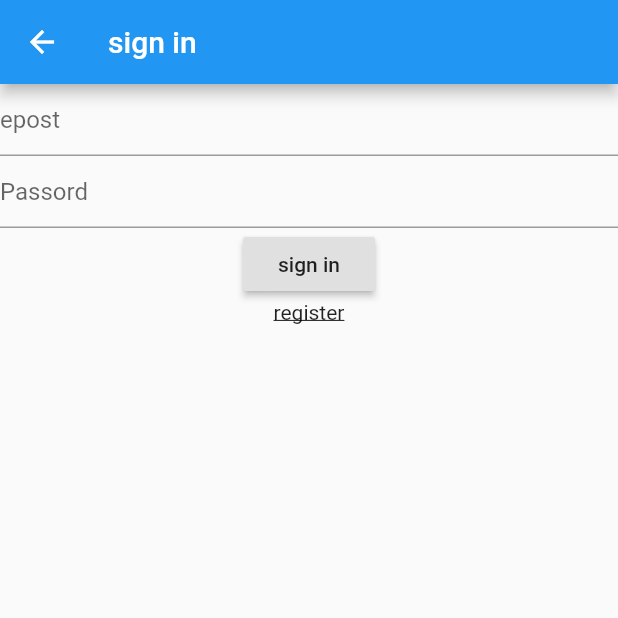
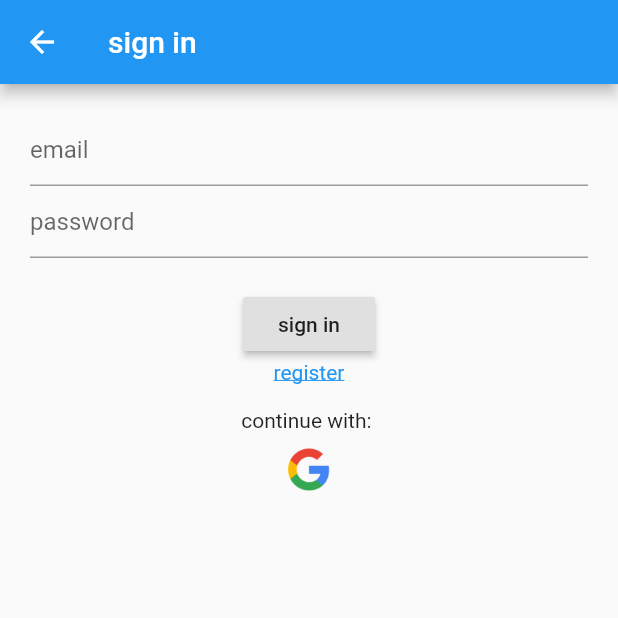
Before and after one commit to GeekFreakInk/Project-Alpha, a Flutter app: the SignIn screen opened directly, on a phone screen of 412 x 824 dp, the top half of it. Run offline on Flutter 3.47's test engine with Material 2 defaults, Android fonts, the phone set to English and light mode, and no system bars; our stand-ins replace firebase_auth, google_sign_in; accounts and stored records are empty.

Commit message:
Added GoogleSignIn method

```diff
--- a/studybuddy_mobile/lib/main.dart
+++ b/studybuddy_mobile/lib/main.dart
@@ -12,7 +12,7 @@ class App extends StatelessWidget {
   @override
   Widget build(BuildContext context) {
     return StreamProvider<User>.value (
-      value: AuthService().user,
+      value: AuthService().user, // access user-stream on instance
           child: MaterialApp(
         home: HomePage(),
         routes: {
--- a/studybuddy_mobile/lib/screens/authenticate/authenticate.dart
+++ b/studybuddy_mobile/lib/screens/authenticate/authenticate.dart
@@ -23,5 +23,6 @@ class _AuthenticateState extends State<Authenticate> {
         return Register(toggleView: toggleView);
       }
 
+
   }
 }
--- a/studybuddy_mobile/lib/screens/authenticate/register.dart
+++ b/studybuddy_mobile/lib/screens/authenticate/register.dart
@@ -26,14 +26,16 @@ class _RegisterState extends State<Register> {
       appBar: AppBar(
         title: Text('sign up'),
       ),
-      body: Container(
+      body: Padding(
+        padding: EdgeInsets.all(20),
+              child: Container(
           child: Form(
             key: _formKey,
             child: Column(
               children: <Widget>[
                 TextFormField(
                   decoration: InputDecoration(
-                  hintText: 'epost',
+                    hintText: 'email',
                   ),
                   validator: (value) => value.isEmpty ? 'ugyldig epost' : null,
                   onChanged: (value) {
@@ -42,7 +44,7 @@ class _RegisterState extends State<Register> {
                 ),
                 TextFormField(
                   decoration: InputDecoration(
-                  hintText: 'Passord',
+                    hintText: 'password',
                   ),
                   validator: (value) =>
                       value.length < 6 ? 'ugyldig password' : null,
@@ -51,6 +53,7 @@ class _RegisterState extends State<Register> {
                     setState(() => password = value.trim());
                   },
                 ),
+                SizedBox(height: 20,),
                 RaisedButton(
                   child: Text('register'),
                   onPressed: () async {
@@ -59,7 +62,7 @@ class _RegisterState extends State<Register> {
                       dynamic result = await _auth.registerWithEmailAndPassword(
                           email, password);
                       if (result == null) {
-                      setState(() => error = 'an error message');
+                        setState(() => error = 'registration failed');
                       }
                       // if result != null: direct to homepage automatically
                     }
@@ -71,14 +74,15 @@ class _RegisterState extends State<Register> {
                       widget.toggleView();
                     },
                     child: Text(
-                    'signn in',
-                    style: TextStyle(decoration: TextDecoration.underline),
+                      'sign in',
+                      style: TextStyle(decoration: TextDecoration.underline, color: Colors.blue),
                     )),
                 Text(error),
               ],
             ),
           ),
         ),
+      ),
     );
   }
 }
--- a/studybuddy_mobile/lib/screens/authenticate/sign_in.dart
+++ b/studybuddy_mobile/lib/screens/authenticate/sign_in.dart
@@ -3,20 +3,16 @@ import 'package:studybuddy_mobile/services/auth.dart';
 
 class SignIn extends StatefulWidget {
 
-  // accept toggleView from authenticate.dart
   final Function toggleView;
-
-  SignIn({this.toggleView}); // constructor
+  SignIn({this.toggleView});
 
   @override
   _SignInState createState() => _SignInState();
 }
 
 class _SignInState extends State<SignIn> {
-
   final AuthService _auth = AuthService();
-  final _formKey =
-      GlobalKey<FormState>();
+  final _formKey = GlobalKey<FormState>();
 
   String email = '';
   String password = '';
@@ -28,25 +24,26 @@ class _SignInState extends State<SignIn> {
       appBar: AppBar(
         title: Text('sign in'),
       ),
-      body: Container(
+      body: Padding(
+        padding: EdgeInsets.all(20),
+              child: Container(
           child: Form(
             key: _formKey,
             child: Column(
+
               children: <Widget>[
                 TextFormField(
                   decoration: InputDecoration(
-                  hintText: 'epost',
+                    hintText: 'email',
                   ),
                   validator: (value) => value.isEmpty ? 'ugyldig epost' : null,
-
                   onChanged: (value) {
                     setState(() => email = value);
                   },
                 ),
-
                 TextFormField(
                   decoration: InputDecoration(
-                  hintText: 'Passord',
+                    hintText: 'password',
                   ),
                   validator: (value) =>
                       value.length < 6 ? 'ugyldig password' : null,
@@ -55,27 +52,47 @@ class _SignInState extends State<SignIn> {
                     setState(() => password = value);
                   },
                 ),
+                SizedBox(height: 20,),
                 RaisedButton(
                   child: Text('sign in'),
                   onPressed: () async {
                     if (_formKey.currentState.validate()) {
-                    dynamic result = await _auth.signInWithEmailAndPassword(email, password);
+                      dynamic result =
+                          await _auth.signInWithEmailAndPassword(email, password);
                       if (result == null) {
                         setState(() => error = 'sign in failed');
                       }
                     }
                   },
-
                 ),
-              GestureDetector (
+                GestureDetector(
                     onTap: () {
                       widget.toggleView();
                     },
-                child: Text('register', style: TextStyle( decoration: TextDecoration.underline),)
+                    child: Text(
+                      'register',
+                      style: TextStyle(decoration: TextDecoration.underline, color: Colors.blue),
+                    )),
+                Text(error),
+                Text('continue with: '),
+                SizedBox(height: 10,),
+                Row(
+                  mainAxisAlignment: MainAxisAlignment.spaceEvenly,
+
+                  children: <Widget>[
+                    GestureDetector(
+                      child: Image.asset('assets/google_logo.png', height: 30,),
+
+                      onTap: () async {
+                      dynamic result = await _auth.signInWithGoogle();
+                      if (result == null) {
+                        setState(() => error = 'sign in failed');
+                      }
+                    }),
+                  ],
+                )
+              ],
             ),
-
-              Text(error),
-            ],
           ),
         ),
       ),
--- a/studybuddy_mobile/lib/screens/home/homePage.dart
+++ b/studybuddy_mobile/lib/screens/home/homePage.dart
@@ -63,7 +63,7 @@ class HomePage extends StatelessWidget {
           bottom: TabBar(
             tabs: <Widget>[
               Tab(
-                text: 'hjem',
+                text: 'Hjem',
               ),
               Tab(
                 text: 'Dine kurs',
--- a/studybuddy_mobile/lib/screens/wrapper.dart
+++ b/studybuddy_mobile/lib/screens/wrapper.dart
@@ -9,10 +9,10 @@ import 'package:studybuddy_mobile/screens/home/userProfile.dart';
 class Wrapper extends StatelessWidget {
   @override
   Widget build(BuildContext context) {
-    final user = Provider.of<User>(context);
+    final user = Provider.of<User>(context); // access user-data from the provider
     print(user);
 
-    // check if we have a valid user, return different widget according to that
+    // check if we have a valid user (user signed in), return different widget dependant on that
     if (user == null) {
       return Authenticate();
     } else {
--- a/studybuddy_mobile/pubspec.yaml
+++ b/studybuddy_mobile/pubspec.yaml
@@ -24,6 +24,7 @@ dependencies:
   # Use with the CupertinoIcons class for iOS style icons.
   cupertino_icons: ^0.1.2
   firebase_auth: ^0.15.3
+  google_sign_in: ^4.1.1
   provider: ^4.0.1
 
 dev_dependencies:
@@ -43,9 +44,8 @@ flutter:
   uses-material-design: true
 
   # To add assets to your application, add an assets section, like this:
-  # assets:
-  #  - images/a_dot_burr.jpeg
-  #  - images/a_dot_ham.jpeg
+  assets:
+    - assets/
 
   # An image asset can refer to one or more resolution-specific "variants", see
   # https://flutter.dev/assets-and-images/#resolution-aware.
```
Also changed, not shown: studybuddy_mobile/lib/services/auth.dart (+40 -16 lines), studybuddy_mobile/assets/google_logo.png (added), studybuddy_mobile/pubspec.lock, 7 other files. Lines whose indentation alone changed are shown as unchanged.
